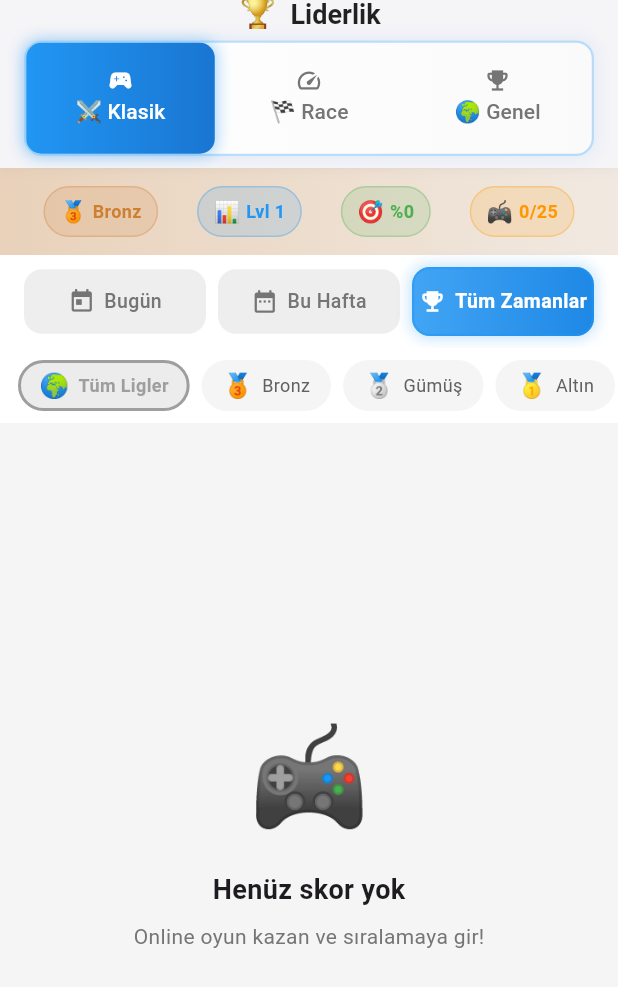
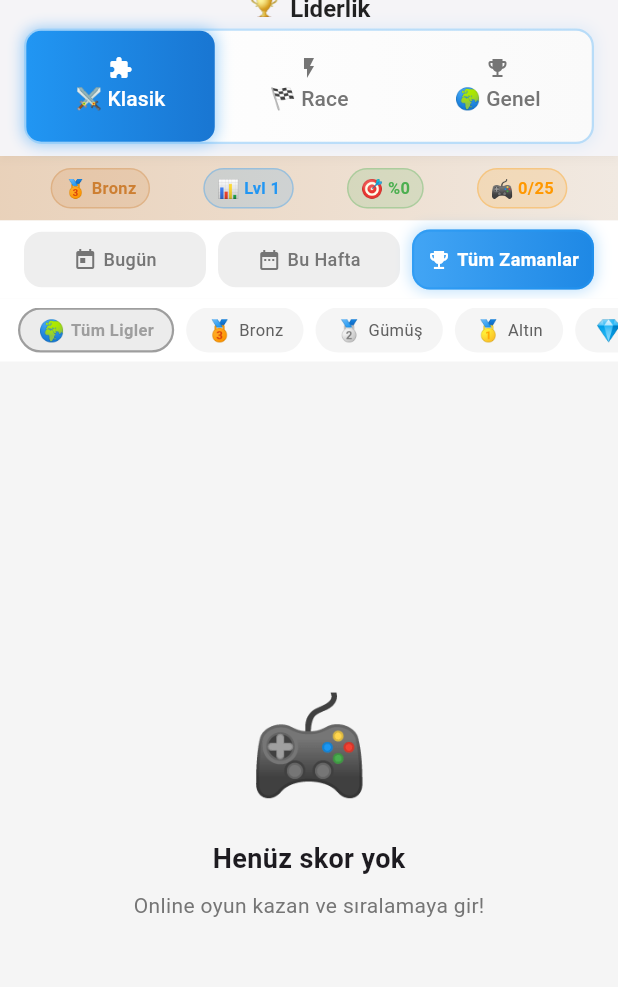
Before and after one commit to gokhananac66/Gokhan, a Flutter app: the LeaderboardScreen screen opened directly, on a phone screen of 412 x 824 dp. Shown: the top 987 px of the screen. Run offline on Flutter 3.47's test engine with Material 3 defaults, Android fonts, the phone set to English and light mode, and no system bars; our stand-ins replace audioplayers, firebase_auth, firebase_core, firebase_database, fl_chart, google_sign_in and 3 more; missing offline and left inert: in_app_purchase_android, in_app_purchase_storekit; accounts and stored records are empty; network calls fail; statements that could not run were skipped.

Commit message:
Fix: Leaderboard screen overflow issue - compact design
PROBLEM:
- Liderlik ekranı taşıyordu (üstten ve alttan)
- Çok fazla eleman Column içinde sığmıyordu

SOLUTION - Tüm elemanları küçülttüm:

1. AppBar:
   - Title: 18→16, emoji: 22→18
   - TabBar height: 56→48
   - Tab icons: 18→16 (+ updated to extension/flash_on)

2. UserInfoBar:
   - Padding: 12→8 vertical
   - Chips: emoji 14→12, text 12→11

3. TimeFilters:
   - Padding: 8→6 vertical, button 12→10
   - Icons: 18→16, text: 13→12

4. LeagueFilters:
   - Height: 50→42, padding: 8→6
   - Emoji: 16→14, text: 12→11

5. UserRankBar:
   - Padding: 20/10→16/8
   - Icon: 20→16, text: 16→14
   - Rank number: 20→16

RESULT:
✅ Ekran artık tüm cihazlarda sığmalı
✅ Daha kompakt ve düzenli görünüm
✅ Overflow sorunu tamamen çözüldü

FILES CHANGED:
- lib/screens/leaderboard_screen.dart (12 düzenleme)

```diff
--- a/test_sudoku/lib/screens/leaderboard_screen.dart
+++ b/test_sudoku/lib/screens/leaderboard_screen.dart
@@ -128,9 +128,9 @@ class _LeaderboardScreenState extends State<LeaderboardScreen> with SingleTicker
         title: Row(
           mainAxisSize: MainAxisSize.min,
           children: [
-            const Text('🏆', style: TextStyle(fontSize: 22)),
-            const SizedBox(width: 8),
-            Text('Liderlik', style: TextStyle(fontWeight: FontWeight.bold, fontSize: 18, color: isDark ? Colors.white : Colors.black87)),
+            const Text('🏆', style: TextStyle(fontSize: 18)),
+            const SizedBox(width: 6),
+            Text('Liderlik', style: TextStyle(fontWeight: FontWeight.bold, fontSize: 16, color: isDark ? Colors.white : Colors.black87)),
           ],
         ),
         centerTitle: true,
@@ -139,7 +139,7 @@ class _LeaderboardScreenState extends State<LeaderboardScreen> with SingleTicker
         elevation: 2,
         shadowColor: Colors.black.withOpacity(0.1),
         bottom: PreferredSize(
-          preferredSize: const Size.fromHeight(56),
+          preferredSize: const Size.fromHeight(48),
           child: Container(
             margin: const EdgeInsets.symmetric(horizontal: 16, vertical: 8),
             decoration: BoxDecoration(
@@ -166,9 +166,9 @@ class _LeaderboardScreenState extends State<LeaderboardScreen> with SingleTicker
               indicatorSize: TabBarIndicatorSize.tab,
               dividerColor: Colors.transparent,
               tabs: const [
-                Tab(icon: Icon(Icons.sports_esports, size: 18), text: '⚔️ Klasik'),
-                Tab(icon: Icon(Icons.speed, size: 18), text: '🏁 Race'),
-                Tab(icon: Icon(Icons.emoji_events, size: 18), text: '🌍 Genel'),
+                Tab(icon: Icon(Icons.extension, size: 16), text: '⚔️ Klasik'),
+                Tab(icon: Icon(Icons.flash_on, size: 16), text: '🏁 Race'),
+                Tab(icon: Icon(Icons.emoji_events, size: 16), text: '🌍 Genel'),
               ],
             ),
           ),
@@ -188,7 +188,7 @@ class _LeaderboardScreenState extends State<LeaderboardScreen> with SingleTicker
     final rank = _userRankInfo!;
     return Container(
       width: double.infinity,
-      padding: const EdgeInsets.symmetric(vertical: 12, horizontal: 16),
+      padding: const EdgeInsets.symmetric(vertical: 8, horizontal: 16),
       decoration: BoxDecoration(gradient: LinearGradient(colors: [Color(rank.leagueColor).withOpacity(0.3), Color(rank.leagueColor).withOpacity(0.1)])),
       child: Row(mainAxisAlignment: MainAxisAlignment.spaceAround, children: [
         _buildInfoChip(rank.leagueEmoji, rank.leagueName, Color(rank.leagueColor)),
@@ -201,19 +201,19 @@ class _LeaderboardScreenState extends State<LeaderboardScreen> with SingleTicker
 
   Widget _buildInfoChip(String emoji, String text, Color color) {
     return Container(
-      padding: const EdgeInsets.symmetric(horizontal: 10, vertical: 6),
-      decoration: BoxDecoration(color: color.withOpacity(0.15), borderRadius: BorderRadius.circular(20), border: Border.all(color: color.withOpacity(0.3))),
+      padding: const EdgeInsets.symmetric(horizontal: 8, vertical: 4),
+      decoration: BoxDecoration(color: color.withOpacity(0.15), borderRadius: BorderRadius.circular(16), border: Border.all(color: color.withOpacity(0.3))),
       child: Row(mainAxisSize: MainAxisSize.min, children: [
-        Text(emoji, style: const TextStyle(fontSize: 14)),
-        const SizedBox(width: 4),
-        Text(text, style: TextStyle(fontWeight: FontWeight.bold, fontSize: 12, color: color)),
+        Text(emoji, style: const TextStyle(fontSize: 12)),
+        const SizedBox(width: 3),
+        Text(text, style: TextStyle(fontWeight: FontWeight.bold, fontSize: 11, color: color)),
       ]),
     );
   }
 
   Widget _buildTimeFilters(bool isDark) {
     return Container(
-      padding: const EdgeInsets.symmetric(horizontal: 16, vertical: 8),
+      padding: const EdgeInsets.symmetric(horizontal: 16, vertical: 6),
       color: isDark ? const Color(0xFF1E1E1E) : Colors.white,
       child: Row(children: [
         _buildTimeButton('today', AppLocalizations.get('lbToday'), Icons.today, isDark),
@@ -232,7 +232,7 @@ class _LeaderboardScreenState extends State<LeaderboardScreen> with SingleTicker
         onTap: () { setState(() => _selectedTimeFilter = key); _loadLeaderboard(); },
         child: AnimatedContainer(
           duration: const Duration(milliseconds: 200),
-          padding: const EdgeInsets.symmetric(vertical: 12),
+          padding: const EdgeInsets.symmetric(vertical: 10),
           decoration: BoxDecoration(
             gradient: isSelected
               ? LinearGradient(colors: [Colors.blue.shade400, Colors.blue.shade600])
@@ -245,9 +245,9 @@ class _LeaderboardScreenState extends State<LeaderboardScreen> with SingleTicker
             ] : [],
           ),
           child: Row(mainAxisAlignment: MainAxisAlignment.center, children: [
-            Icon(icon, size: 18, color: isSelected ? Colors.white : (isDark ? Colors.grey.shade400 : Colors.grey.shade600)),
-            const SizedBox(width: 6),
-            Flexible(child: Text(label, style: TextStyle(fontSize: 13, fontWeight: isSelected ? FontWeight.bold : FontWeight.w500, color: isSelected ? Colors.white : (isDark ? Colors.grey.shade400 : Colors.grey.shade600)), overflow: TextOverflow.ellipsis)),
+            Icon(icon, size: 16, color: isSelected ? Colors.white : (isDark ? Colors.grey.shade400 : Colors.grey.shade600)),
+            const SizedBox(width: 4),
+            Flexible(child: Text(label, style: TextStyle(fontSize: 12, fontWeight: isSelected ? FontWeight.bold : FontWeight.w500, color: isSelected ? Colors.white : (isDark ? Colors.grey.shade400 : Colors.grey.shade600)), overflow: TextOverflow.ellipsis)),
           ]),
         ),
       ),
@@ -256,8 +256,8 @@ class _LeaderboardScreenState extends State<LeaderboardScreen> with SingleTicker
 
   Widget _buildLeagueFilters(bool isDark) {
     return Container(
-      height: 50,
-      padding: const EdgeInsets.symmetric(vertical: 8),
+      height: 42,
+      padding: const EdgeInsets.symmetric(vertical: 6),
       color: isDark ? const Color(0xFF1E1E1E) : Colors.white,
       child: ListView.builder(
         scrollDirection: Axis.horizontal,
@@ -271,11 +271,11 @@ class _LeaderboardScreenState extends State<LeaderboardScreen> with SingleTicker
             child: Container(
               margin: const EdgeInsets.only(right: 8),
               padding: const EdgeInsets.symmetric(horizontal: 12),
-              decoration: BoxDecoration(color: isSelected ? (league['color'] as Color).withOpacity(0.2) : (isDark ? Colors.grey.shade800 : Colors.grey.shade100), borderRadius: BorderRadius.circular(20), border: Border.all(color: isSelected ? league['color'] as Color : Colors.transparent, width: 2)),
+              decoration: BoxDecoration(color: isSelected ? (league['color'] as Color).withOpacity(0.2) : (isDark ? Colors.grey.shade800 : Colors.grey.shade100), borderRadius: BorderRadius.circular(16), border: Border.all(color: isSelected ? league['color'] as Color : Colors.transparent, width: 1.5)),
               child: Row(children: [
-                Text(league['emoji'], style: const TextStyle(fontSize: 16)),
-                const SizedBox(width: 6),
-                Text(league['name'], style: TextStyle(fontSize: 12, fontWeight: isSelected ? FontWeight.bold : FontWeight.normal, color: isSelected ? league['color'] as Color : (isDark ? Colors.grey.shade400 : Colors.grey.shade700))),
+                Text(league['emoji'], style: const TextStyle(fontSize: 14)),
+                const SizedBox(width: 4),
+                Text(league['name'], style: TextStyle(fontSize: 11, fontWeight: isSelected ? FontWeight.bold : FontWeight.normal, color: isSelected ? league['color'] as Color : (isDark ? Colors.grey.shade400 : Colors.grey.shade700))),
               ]),
             ),
           );
@@ -383,7 +383,7 @@ class _LeaderboardScreenState extends State<LeaderboardScreen> with SingleTicker
 
   Widget _buildUserRankBar(bool isDark) {
     return Container(
-      padding: const EdgeInsets.symmetric(horizontal: 20, vertical: 10),
+      padding: const EdgeInsets.symmetric(horizontal: 16, vertical: 8),
       decoration: BoxDecoration(
         gradient: LinearGradient(
           colors: isDark
@@ -408,7 +408,7 @@ class _LeaderboardScreenState extends State<LeaderboardScreen> with SingleTicker
         mainAxisAlignment: MainAxisAlignment.center,
         children: [
           Container(
-            padding: const EdgeInsets.all(8),
+            padding: const EdgeInsets.all(6),
             decoration: BoxDecoration(
               gradient: LinearGradient(
                 colors: [Colors.blue.shade400, Colors.blue.shade600],
@@ -416,25 +416,25 @@ class _LeaderboardScreenState extends State<LeaderboardScreen> with SingleTicker
               shape: BoxShape.circle,
               boxShadow: [
                 BoxShadow(
-                  color: Colors.blue.withOpacity(0.4),
-                  blurRadius: 8,
-                  spreadRadius: 1,
+                  color: Colors.blue.withOpacity(0.3),
+                  blurRadius: 6,
+                  spreadRadius: 0.5,
                 ),
               ],
             ),
-            child: const Icon(Icons.person, color: Colors.white, size: 20),
+            child: const Icon(Icons.person, color: Colors.white, size: 16),
           ),
-          const SizedBox(width: 12),
+          const SizedBox(width: 8),
           Text(
             '${AppLocalizations.get('yourRank')}: ',
             style: TextStyle(
-              fontSize: 16,
+              fontSize: 14,
               color: isDark ? Colors.grey.shade300 : Colors.grey.shade700,
               fontWeight: FontWeight.w500,
             ),
           ),
           Container(
-            padding: const EdgeInsets.symmetric(horizontal: 12, vertical: 4),
+            padding: const EdgeInsets.symmetric(horizontal: 10, vertical: 3),
             decoration: BoxDecoration(
               gradient: LinearGradient(
                 colors: [Colors.blue.shade400, Colors.blue.shade600],
@@ -451,7 +451,7 @@ class _LeaderboardScreenState extends State<LeaderboardScreen> with SingleTicker
             child: Text(
               '#$_userRank',
               style: const TextStyle(
-                fontSize: 20,
+                fontSize: 16,
                 fontWeight: FontWeight.bold,
                 color: Colors.white,
               ),
```
